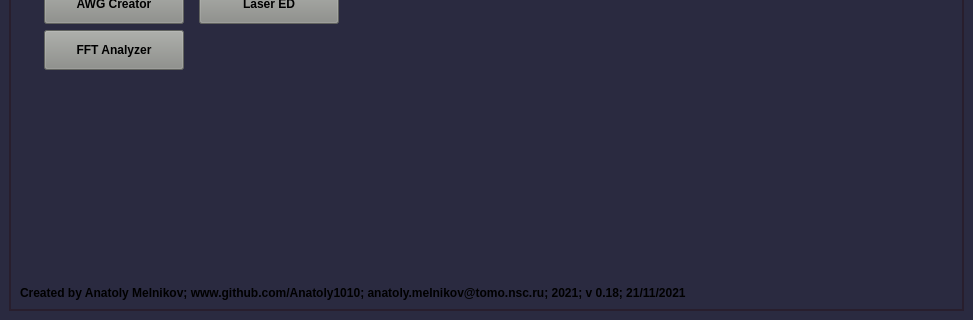
Qt form atomize/main/gui/main_window.ui (Anatoly1010/Atomize_NIOCH) before a commit; both pictures show x 0 to 973 and y 305 to 625 of the 973 by 625 pixel window.
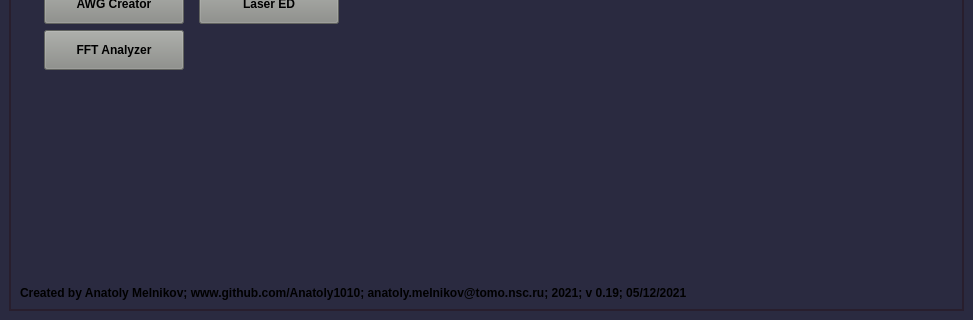
The same form after that commit. The open tabs and pages were chosen to show the change. Custom widgets are drawn as their Qt base class.

Commit message: Version number corrected

What changed in the file:
```diff
--- a/atomize/main/gui/main_window.ui
+++ b/atomize/main/gui/main_window.ui
@@ -603,7 +603,7 @@
            </font>
           </property>
           <property name="text">
-           <string>Created by Anatoly Melnikov; www.github.com/Anatoly1010; anatoly.melnikov@tomo.nsc.ru; 2021; v 0.18; 21/11/2021</string>
+           <string>Created by Anatoly Melnikov; www.github.com/Anatoly1010; anatoly.melnikov@tomo.nsc.ru; 2021; v 0.19; 05/12/2021</string>
           </property>
          </widget>
         </item>
```
The commit also changes 2 other files.
